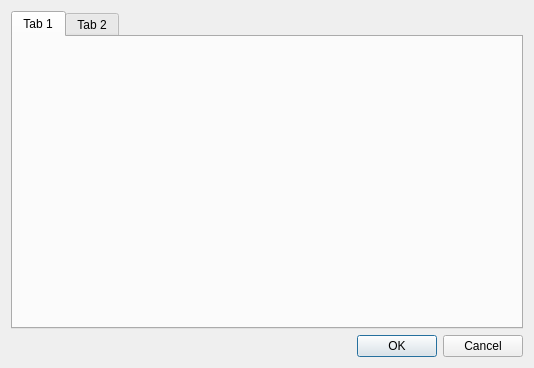
First picture: the form in src/lib/kreenshoteditor/ui/settings/preferencesdialog.ui, repository KDE/kreenshot-editor, before the edit.
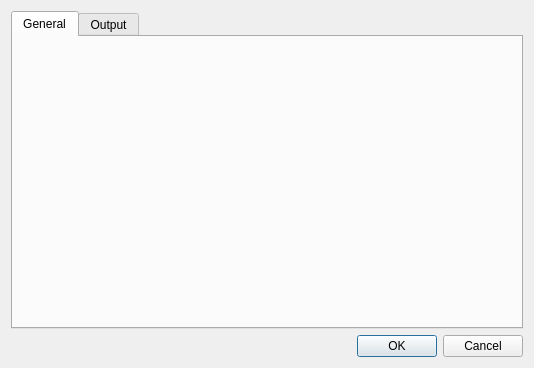
Second picture: the form after the edit.

What changed in the file:
```diff
--- a/src/lib/kreenshoteditor/ui/settings/preferencesdialog.ui
+++ b/src/lib/kreenshoteditor/ui/settings/preferencesdialog.ui
@@ -21,12 +21,12 @@
      </property>
      <widget class="QWidget" name="tab">
       <attribute name="title">
-       <string>Tab 1</string>
+       <string>General</string>
       </attribute>
      </widget>
      <widget class="QWidget" name="tab_2">
       <attribute name="title">
-       <string>Tab 2</string>
+       <string>Output</string>
       </attribute>
      </widget>
     </widget>
```
